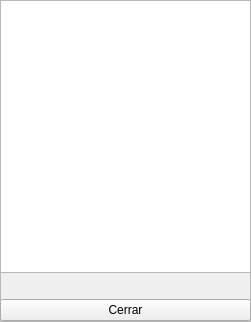
Before: the Qt Designer form imagen.ui in pacol85/buscador, drawn with Qt 5.
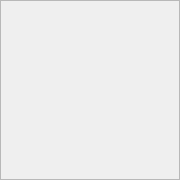
After: the same form once the commit is applied.

What changed in the file:
```diff
--- a/imagen.ui
+++ b/imagen.ui
@@ -6,8 +6,8 @@
    <rect>
     <x>0</x>
     <y>0</y>
-    <width>251</width>
-    <height>322</height>
+    <width>180</width>
+    <height>180</height>
    </rect>
   </property>
   <property name="mouseTracking">
@@ -22,37 +22,18 @@
   <property name="frameShadow">
    <enum>QFrame::Raised</enum>
   </property>
-  <widget class="QWidget" name="verticalLayoutWidget">
+  <widget class="QLabel" name="lbl_imagen">
    <property name="geometry">
     <rect>
      <x>0</x>
      <y>0</y>
-     <width>251</width>
-     <height>321</height>
+     <width>180</width>
+     <height>180</height>
     </rect>
    </property>
-   <layout class="QVBoxLayout" name="verticalLayout">
-    <item>
-     <widget class="QGraphicsView" name="foto"/>
-    </item>
-    <item>
-     <widget class="QLabel" name="ubicacion">
-      <property name="frameShadow">
-       <enum>QFrame::Plain</enum>
-      </property>
-      <property name="text">
-       <string/>
-      </property>
-     </widget>
-    </item>
-    <item>
-     <widget class="QPushButton" name="close">
-      <property name="text">
-       <string>Cerrar</string>
-      </property>
-     </widget>
-    </item>
-   </layout>
+   <property name="text">
+    <string/>
+   </property>
   </widget>
  </widget>
  <resources/>
```
Left out of the diff: 3 changed lines with no effect on the pictures.
